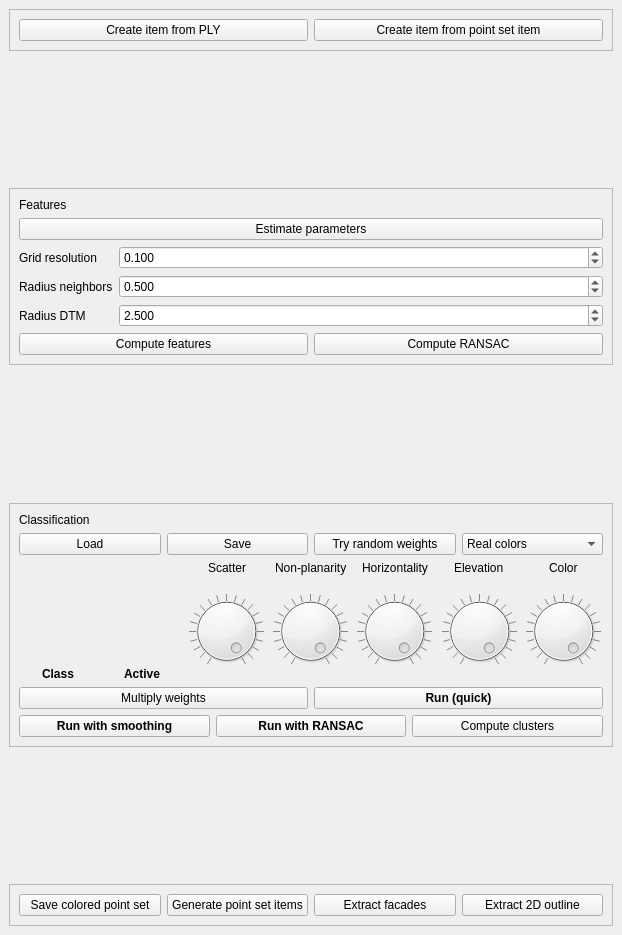
Before: the Qt Designer form Polyhedron/demo/Polyhedron/Plugins/Point_set/Point_set_classification_widget.ui in CGAL/cgal, drawn with Qt 5.
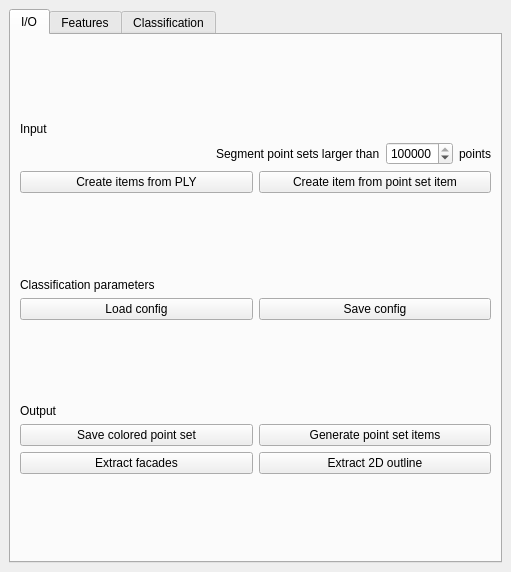
After: the same form once the commit is applied. The open tabs and pages were chosen to show the change.

```diff
--- a/Polyhedron/demo/Polyhedron/Plugins/Point_set/Point_set_classification_widget.ui
+++ b/Polyhedron/demo/Polyhedron/Plugins/Point_set/Point_set_classification_widget.ui
@@ -6,30 +6,107 @@
    <rect>
     <x>0</x>
     <y>0</y>
-    <width>622</width>
-    <height>935</height>
+    <width>511</width>
+    <height>572</height>
    </rect>
   </property>
   <property name="windowTitle">
    <string>Point set classification</string>
   </property>
   <widget class="QWidget" name="dockWidgetContents">
-   <layout class="QVBoxLayout" name="verticalLayout_5">
+   <layout class="QVBoxLayout" name="verticalLayout_2">
     <item>
-     <widget class="QFrame" name="frame">
-      <property name="frameShape">
-       <enum>QFrame::StyledPanel</enum>
+     <widget class="QTabWidget" name="tabWidget">
+      <property name="currentIndex">
+       <number>2</number>
       </property>
-      <property name="frameShadow">
-       <enum>QFrame::Raised</enum>
-      </property>
+      <widget class="QWidget" name="tab">
+       <attribute name="title">
+        <string>I/O</string>
+       </attribute>
       <layout class="QVBoxLayout" name="verticalLayout">
+        <item>
+         <spacer name="verticalSpacer_7">
+          <property name="orientation">
+           <enum>Qt::Vertical</enum>
+          </property>
+          <property name="sizeHint" stdset="0">
+           <size>
+            <width>20</width>
+            <height>40</height>
+           </size>
+          </property>
+         </spacer>
+        </item>
+        <item>
+         <widget class="QLabel" name="label_3">
+          <property name="text">
+           <string>Input</string>
+          </property>
+         </widget>
+        </item>
+        <item>
+         <layout class="QHBoxLayout" name="horizontalLayout_9">
+          <item>
+           <spacer name="horizontalSpacer">
+            <property name="orientation">
+             <enum>Qt::Horizontal</enum>
+            </property>
+            <property name="sizeHint" stdset="0">
+             <size>
+              <width>40</width>
+              <height>20</height>
+             </size>
+            </property>
+           </spacer>
+          </item>
+          <item>
+           <widget class="QLabel" name="label_6">
+            <property name="text">
+             <string>Segment point sets larger than</string>
+            </property>
+           </widget>
+          </item>
+          <item>
+           <widget class="QSpinBox" name="max_nb_points">
+            <property name="sizePolicy">
+             <sizepolicy hsizetype="Maximum" vsizetype="Fixed">
+              <horstretch>0</horstretch>
+              <verstretch>0</verstretch>
+             </sizepolicy>
+            </property>
+            <property name="suffix">
+             <string/>
+            </property>
+            <property name="minimum">
+             <number>100</number>
+            </property>
+            <property name="maximum">
+             <number>100000000</number>
+            </property>
+            <property name="singleStep">
+             <number>100000</number>
+            </property>
+            <property name="value">
+             <number>5000000</number>
+            </property>
+           </widget>
+          </item>
+          <item>
+           <widget class="QLabel" name="label_7">
+            <property name="text">
+             <string>points</string>
+            </property>
+           </widget>
+          </item>
+         </layout>
+        </item>
        <item>
         <layout class="QHBoxLayout" name="horizontalLayout">
          <item>
           <widget class="QPushButton" name="create_from_file">
            <property name="text">
-            <string>Create item from PLY</string>
+             <string>Create items from PLY</string>
            </property>
           </widget>
          </item>
@@ -42,9 +119,6 @@
          </item>
         </layout>
        </item>
-      </layout>
-     </widget>
-    </item>
     <item>
      <spacer name="verticalSpacer">
       <property name="orientation">
@@ -59,20 +133,124 @@
      </spacer>
     </item>
     <item>
-     <widget class="QFrame" name="frame_2">
-      <property name="frameShape">
-       <enum>QFrame::StyledPanel</enum>
-      </property>
-      <property name="frameShadow">
-       <enum>QFrame::Raised</enum>
-      </property>
-      <layout class="QVBoxLayout" name="verticalLayout_2">
+         <widget class="QLabel" name="label_5">
+          <property name="text">
+           <string>Classification parameters</string>
+          </property>
+         </widget>
+        </item>
+        <item>
+         <layout class="QHBoxLayout" name="horizontalLayout_8">
+          <item>
+           <widget class="QPushButton" name="load_config">
+            <property name="text">
+             <string>Load config</string>
+            </property>
+           </widget>
+          </item>
        <item>
-        <widget class="QLabel" name="label_3">
+           <widget class="QPushButton" name="save_config">
          <property name="text">
+             <string>Save config</string>
+            </property>
+           </widget>
+          </item>
+         </layout>
+        </item>
+        <item>
+         <spacer name="verticalSpacer_4">
+          <property name="orientation">
+           <enum>Qt::Vertical</enum>
+          </property>
+          <property name="sizeHint" stdset="0">
+           <size>
+            <width>20</width>
+            <height>40</height>
+           </size>
+          </property>
+         </spacer>
+        </item>
+        <item>
+         <widget class="QLabel" name="label_4">
+          <property name="text">
+           <string>Output</string>
+          </property>
+         </widget>
+        </item>
+        <item>
+         <layout class="QHBoxLayout" name="horizontalLayout_5">
+          <item>
+           <widget class="QPushButton" name="save">
+            <property name="font">
+             <font>
+              <weight>50</weight>
+              <bold>false</bold>
+             </font>
+            </property>
+            <property name="text">
+             <string>Save colored point set</string>
+            </property>
+           </widget>
+          </item>
+          <item>
+           <widget class="QPushButton" name="generate_point_set_items">
+            <property name="text">
+             <string>Generate point set items</string>
+            </property>
+           </widget>
+          </item>
+         </layout>
+        </item>
+        <item>
+         <layout class="QHBoxLayout" name="horizontalLayout_7">
+          <item>
+           <widget class="QPushButton" name="extract_facades">
+            <property name="text">
+             <string>Extract facades</string>
+            </property>
+           </widget>
+          </item>
+          <item>
+           <widget class="QPushButton" name="extract_2d_outline">
+            <property name="text">
+             <string>Extract 2D outline</string>
+            </property>
+           </widget>
+          </item>
+         </layout>
+        </item>
+        <item>
+         <spacer name="verticalSpacer_8">
+          <property name="orientation">
+           <enum>Qt::Vertical</enum>
+          </property>
+          <property name="sizeHint" stdset="0">
+           <size>
+            <width>20</width>
+            <height>40</height>
+           </size>
+          </property>
+         </spacer>
+        </item>
+       </layout>
+      </widget>
+      <widget class="QWidget" name="tab_2">
+       <attribute name="title">
           <string>Features</string>
-         </property>
-        </widget>
+       </attribute>
+       <layout class="QVBoxLayout" name="verticalLayout_5">
+        <item>
+         <spacer name="verticalSpacer_6">
+          <property name="orientation">
+           <enum>Qt::Vertical</enum>
+          </property>
+          <property name="sizeHint" stdset="0">
+           <size>
+            <width>20</width>
+            <height>40</height>
+           </size>
+          </property>
+         </spacer>
        </item>
        <item>
         <widget class="QPushButton" name="estimate_parameters">
@@ -175,51 +353,48 @@
          </item>
         </layout>
        </item>
-      </layout>
-     </widget>
-    </item>
-    <item>
-     <spacer name="verticalSpacer_2">
-      <property name="orientation">
-       <enum>Qt::Vertical</enum>
-      </property>
-      <property name="sizeHint" stdset="0">
-       <size>
-        <width>20</width>
-        <height>40</height>
-       </size>
-      </property>
-     </spacer>
-    </item>
-    <item>
-     <widget class="QFrame" name="frame_3">
-      <property name="frameShape">
-       <enum>QFrame::StyledPanel</enum>
-      </property>
-      <property name="frameShadow">
-       <enum>QFrame::Raised</enum>
-      </property>
-      <layout class="QVBoxLayout" name="verticalLayout_3">
-       <item>
-        <widget class="QLabel" name="label_4">
-         <property name="text">
+        <item>
+         <spacer name="verticalSpacer_5">
+          <property name="orientation">
+           <enum>Qt::Vertical</enum>
+          </property>
+          <property name="sizeHint" stdset="0">
+           <size>
+            <width>20</width>
+            <height>40</height>
+           </size>
+          </property>
+         </spacer>
+        </item>
+       </layout>
+      </widget>
+      <widget class="QWidget" name="tab_3">
+       <attribute name="title">
           <string>Classification</string>
-         </property>
-        </widget>
+       </attribute>
+       <layout class="QVBoxLayout" name="verticalLayout_7">
+        <item>
+         <spacer name="verticalSpacer_9">
+          <property name="orientation">
+           <enum>Qt::Vertical</enum>
+          </property>
+          <property name="sizeHint" stdset="0">
+           <size>
+            <width>20</width>
+            <height>40</height>
+           </size>
+          </property>
+         </spacer>
        </item>
        <item>
         <layout class="QHBoxLayout" name="horizontalLayout_4">
          <item>
-          <widget class="QPushButton" name="load_config">
+           <widget class="QPushButton" name="multiply_weights">
            <property name="text">
-            <string>Load</string>
-           </property>
-          </widget>
-         </item>
-         <item>
-          <widget class="QPushButton" name="save_config">
-           <property name="text">
-            <string>Save</string>
+             <string>Multiply weights</string>
+            </property>
+            <property name="checkable">
+             <bool>true</bool>
            </property>
           </widget>
          </item>
@@ -332,117 +507,6 @@
            </property>
           </widget>
          </item>
-         <item row="0" column="6" alignment="Qt::AlignHCenter">
-          <widget class="QLabel" name="colorLabel">
-           <property name="text">
-            <string>Color</string>
-           </property>
-          </widget>
-         </item>
-         <item row="1" column="1" alignment="Qt::AlignHCenter|Qt::AlignBottom">
-          <widget class="QLabel" name="label_2">
-           <property name="font">
-            <font>
-             <weight>75</weight>
-             <bold>true</bold>
-            </font>
-           </property>
-           <property name="text">
-            <string>Active</string>
-           </property>
-          </widget>
-         </item>
-         <item row="1" column="2" alignment="Qt::AlignHCenter">
-          <widget class="QDial" name="scatterSlider">
-           <property name="maximumSize">
-            <size>
-             <width>75</width>
-             <height>16777215</height>
-            </size>
-           </property>
-           <property name="maximum">
-            <number>999</number>
-           </property>
-           <property name="sliderPosition">
-            <number>999</number>
-           </property>
-           <property name="notchTarget">
-            <double>50.000000000000000</double>
-           </property>
-           <property name="notchesVisible">
-            <bool>true</bool>
-           </property>
-          </widget>
-         </item>
-         <item row="1" column="3" alignment="Qt::AlignHCenter">
-          <widget class="QDial" name="planaritySlider">
-           <property name="maximumSize">
-            <size>
-             <width>75</width>
-             <height>16777215</height>
-            </size>
-           </property>
-           <property name="maximum">
-            <number>999</number>
-           </property>
-           <property name="sliderPosition">
-            <number>999</number>
-           </property>
-           <property name="wrapping">
-            <bool>false</bool>
-           </property>
-           <property name="notchTarget">
-            <double>50.000000000000000</double>
-           </property>
-           <property name="notchesVisible">
-            <bool>true</bool>
-           </property>
-          </widget>
-         </item>
-         <item row="1" column="4" alignment="Qt::AlignHCenter">
-          <widget class="QDial" name="horizontalitySlider">
-           <property name="maximumSize">
-            <size>
-             <width>75</width>
-             <height>16777215</height>
-            </size>
-           </property>
-           <property name="maximum">
-            <number>999</number>
-           </property>
-           <property name="sliderPosition">
-            <number>999</number>
-           </property>
-           <property name="notchTarget">
-            <double>50.000000000000000</double>
-           </property>
-           <property name="notchesVisible">
-            <bool>true</bool>
-           </property>
-          </widget>
-         </item>
-         <item row="1" column="5" alignment="Qt::AlignHCenter">
-          <widget class="QDial" name="elevationSlider">
-           <property name="maximumSize">
-            <size>
-             <width>75</width>
-             <height>16777215</height>
-            </size>
-           </property>
-           <property name="maximum">
-            <number>999</number>
-           </property>
-           <property name="sliderPosition">
-            <number>999</number>
-           </property>
-           <property name="notchTarget">
-            <double>50.000000000000000</double>
-           </property>
-           <property name="notchesVisible">
-            <bool>true</bool>
-           </property>
-          </widget>
-         </item>
          <item row="1" column="6" alignment="Qt::AlignHCenter">
           <widget class="QDial" name="colorSlider">
            <property name="maximumSize">
@@ -469,16 +533,6 @@
        </item>
        <item>
         <layout class="QHBoxLayout" name="horizontalLayout_2">
-         <item>
-          <widget class="QPushButton" name="multiply_weights">
-           <property name="text">
-            <string>Multiply weights</string>
-           </property>
-           <property name="checkable">
-            <bool>true</bool>
-           </property>
-          </widget>
-         </item>
          <item>
           <widget class="QPushButton" name="run">
            <property name="font">
@@ -492,10 +546,15 @@
            </property>
           </widget>
          </item>
-        </layout>
-       </item>
        <item>
-        <layout class="QHBoxLayout" name="horizontalLayout_6">
+           <widget class="QFrame" name="frame">
+            <property name="frameShape">
+             <enum>QFrame::StyledPanel</enum>
+            </property>
+            <property name="frameShadow">
+             <enum>QFrame::Raised</enum>
+            </property>
+            <layout class="QHBoxLayout" name="horizontalLayout_10">
          <item>
           <widget class="QPushButton" name="run_with_smoothing">
            <property name="font">
@@ -510,6 +569,35 @@
           </widget>
          </item>
          <item>
+              <widget class="QDoubleSpinBox" name="smoothingDoubleSpinBox">
+               <property name="sizePolicy">
+                <sizepolicy hsizetype="Minimum" vsizetype="Fixed">
+                 <horstretch>0</horstretch>
+                 <verstretch>0</verstretch>
+                </sizepolicy>
+               </property>
+               <property name="toolTip">
+                <string>Smoothing strenght</string>
+               </property>
+               <property name="maximum">
+                <double>10.000000000000000</double>
+               </property>
+               <property name="singleStep">
+                <double>0.100000000000000</double>
+               </property>
+               <property name="value">
+                <double>0.500000000000000</double>
+               </property>
+              </widget>
+             </item>
+            </layout>
+           </widget>
+          </item>
+         </layout>
+        </item>
+        <item>
+         <layout class="QHBoxLayout" name="horizontalLayout_6">
+          <item>
           <widget class="QPushButton" name="run_with_ransac">
            <property name="font">
             <font>
@@ -531,9 +619,6 @@
          </item>
         </layout>
        </item>
-      </layout>
-     </widget>
-    </item>
     <item>
      <spacer name="verticalSpacer_3">
       <property name="orientation">
@@ -547,54 +632,8 @@
       </property>
      </spacer>
     </item>
-    <item>
-     <widget class="QFrame" name="frame_4">
-      <property name="frameShape">
-       <enum>QFrame::StyledPanel</enum>
-      </property>
-      <property name="frameShadow">
-       <enum>QFrame::Raised</enum>
-      </property>
-      <layout class="QVBoxLayout" name="verticalLayout_4">
-       <item>
-        <layout class="QHBoxLayout" name="horizontalLayout_5">
-         <item>
-          <widget class="QPushButton" name="save">
-           <property name="font">
-            <font>
-             <weight>50</weight>
-             <bold>false</bold>
-            </font>
-           </property>
-           <property name="text">
-            <string>Save colored point set</string>
-           </property>
-          </widget>
-         </item>
-         <item>
-          <widget class="QPushButton" name="generate_point_set_items">
-           <property name="text">
-            <string>Generate point set items</string>
-           </property>
-          </widget>
-         </item>
-         <item>
-          <widget class="QPushButton" name="extract_facades">
-           <property name="text">
-            <string>Extract facades</string>
-           </property>
-          </widget>
-         </item>
-         <item>
-          <widget class="QPushButton" name="extract_2d_outline">
-           <property name="text">
-            <string>Extract 2D outline</string>
-           </property>
-          </widget>
-         </item>
-        </layout>
-       </item>
-      </layout>
+       </layout>
+      </widget>
      </widget>
     </item>
    </layout>
```
Left out of the diff: 167 changed lines with no effect on the pictures. Lines whose indentation alone changed are shown as unchanged.
